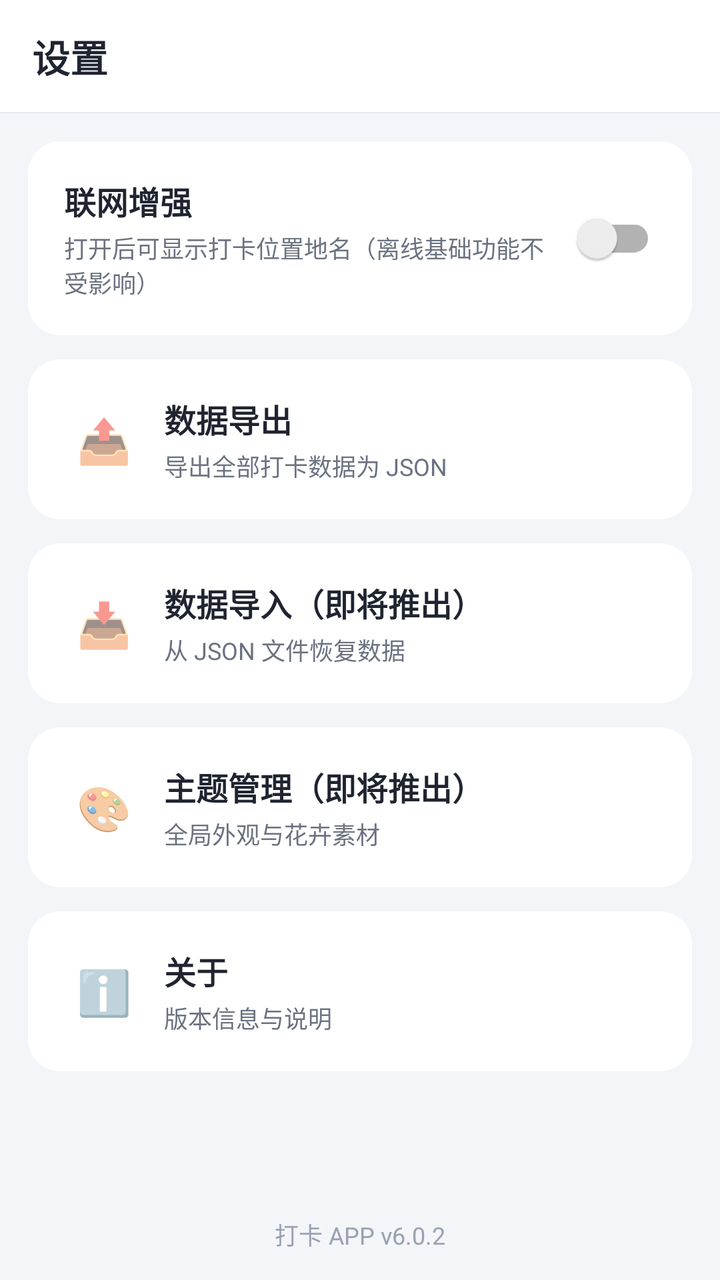
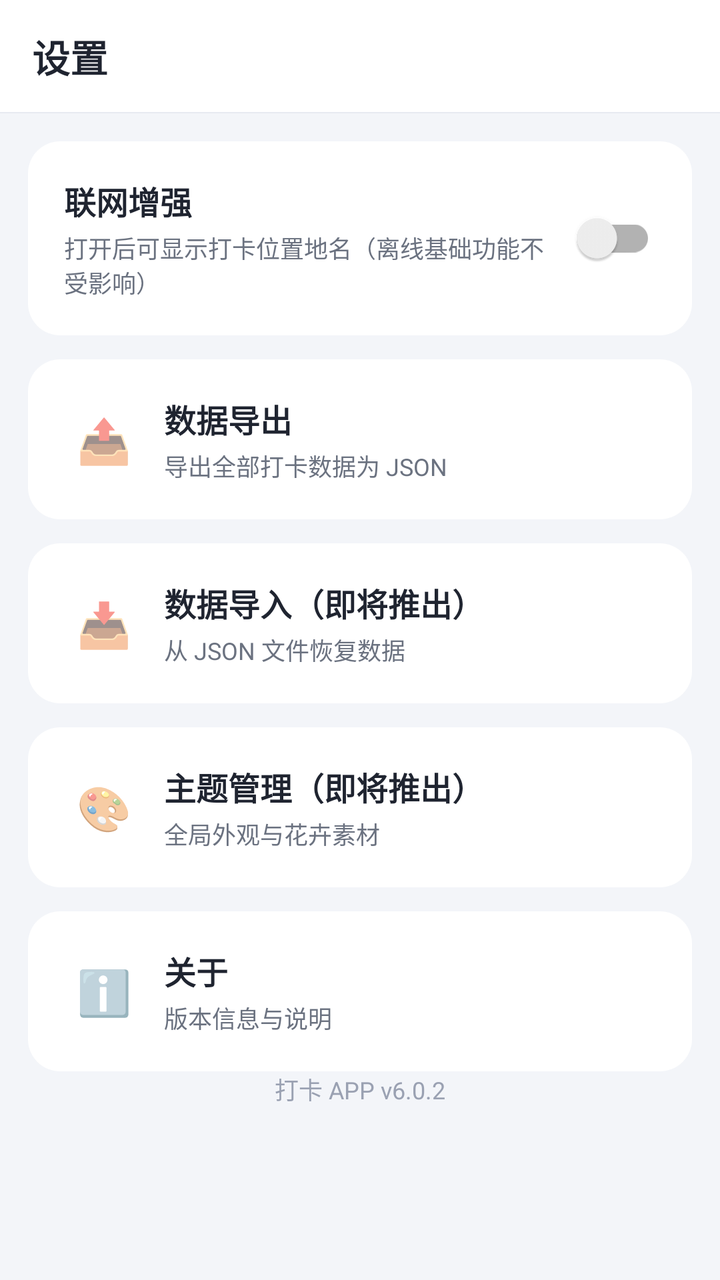

Two renders of the same Android screen: before a commit and after it. Below are the layout's source before the change and the commit's diff.
<!-- AndroidManifest.xml: application theme Theme.Checkin -->
<!-- res/layout/fragment_settings.xml -->
<?xml version="1.0" encoding="utf-8"?>
<LinearLayout xmlns:android="http://schemas.android.com/apk/res/android"
    android:layout_width="match_parent"
    android:layout_height="match_parent"
    android:background="@color/bg_page"
    android:orientation="vertical">

    <LinearLayout
        android:layout_width="match_parent"
        android:layout_height="56dp"
        android:background="@color/white"
        android:gravity="center_vertical"
        android:paddingHorizontal="16dp">
        <TextView
            android:layout_width="wrap_content"
            android:layout_height="wrap_content"
            android:text="设置"
            android:textColor="@color/text_primary"
            android:textSize="19sp"
            android:textStyle="bold" />
    </LinearLayout>
    <View android:layout_width="match_parent" android:layout_height="0.5dp" android:background="@color/divider" />

    <LinearLayout
        android:layout_width="match_parent"
        android:layout_height="0dp"
        android:layout_weight="1"
        android:orientation="vertical"
        android:padding="14dp">

        
        <LinearLayout
            android:layout_width="match_parent"
            android:layout_height="wrap_content"
            android:background="@drawable/bg_card"
            android:orientation="vertical"
            android:padding="18dp">

            <LinearLayout
                android:layout_width="match_parent"
                android:layout_height="wrap_content"
                android:gravity="center_vertical"
                android:orientation="horizontal">
                <LinearLayout
                    android:layout_width="0dp"
                    android:layout_height="wrap_content"
                    android:layout_weight="1"
                    android:orientation="vertical">
                    <TextView
                        android:layout_width="wrap_content"
                        android:layout_height="wrap_content"
                        android:text="联网增强"
                        android:textColor="@color/text_primary"
                        android:textSize="16sp"
                        android:textStyle="bold" />
                    <TextView
                        android:layout_width="wrap_content"
                        android:layout_height="wrap_content"
                        android:layout_marginTop="3dp"
                        android:text="打开后可显示打卡位置地名（离线基础功能不受影响）"
                        android:textColor="@color/text_secondary"
                        android:textSize="12sp" />
                </LinearLayout>
                <androidx.appcompat.widget.SwitchCompat
                    android:id="@+id/sw_net"
                    android:layout_width="wrap_content"
                    android:layout_height="wrap_content" />
            </LinearLayout>

            <LinearLayout
                android:id="@+id/panel_geo"
                android:layout_width="match_parent"
                android:layout_height="wrap_content"
                android:layout_marginTop="14dp"
                android:gravity="center_vertical"
                android:orientation="horizontal"
                android:visibility="gone">
                <LinearLayout
                    android:layout_width="0dp"
                    android:layout_height="wrap_content"
                    android:layout_weight="1"
                    android:orientation="vertical">
                    <TextView
                        android:layout_width="wrap_content"
                        android:layout_height="wrap_content"
                        android:text="定位增强"
                        android:textColor="@color/text_primary"
                        android:textSize="15sp"
                        android:textStyle="bold" />
                    <TextView
                        android:layout_width="wrap_content"
                        android:layout_height="wrap_content"
                        android:layout_marginTop="3dp"
                        android:text="打卡时把经纬度翻译为具体地名（如公司、家）"
                        android:textColor="@color/text_secondary"
                        android:textSize="12sp" />
                </LinearLayout>
                <androidx.appcompat.widget.SwitchCompat
                    android:id="@+id/sw_geo"
                    android:layout_width="wrap_content"
                    android:layout_height="wrap_content" />
            </LinearLayout>

            <LinearLayout
                android:id="@+id/panel_key"
                android:layout_width="match_parent"
                android:layout_height="wrap_content"
                android:layout_marginTop="14dp"
                android:orientation="vertical"
                android:visibility="gone">
                <TextView
                    android:layout_width="wrap_content"
                    android:layout_height="wrap_content"
                    android:text="高德开放平台 API Key"
                    android:textColor="@color/text_primary"
                    android:textSize="14sp"
                    android:textStyle="bold" />
                <EditText
                    android:id="@+id/et_api_key"
                    android:layout_width="match_parent"
                    android:layout_height="wrap_content"
                    android:layout_marginTop="6dp"
                    android:background="@drawable/bg_input"
                    android:hint="请输入你的 Key（仅保存在本机，不会上传）"
                    android:inputType="text"
                    android:maxLines="2"
                    android:padding="14dp"
                    android:textColor="@color/text_primary"
                    android:textColorHint="@color/text_hint"
                    android:textSize="13sp" />
                <TextView
                    android:layout_width="wrap_content"
                    android:layout_height="wrap_content"
                    android:layout_marginTop="6dp"
                    android:text="到 lbs.amap.com 免费申请 Web 服务 Key；应用不内置 Key，别人使用你的 Key 时额度由你承担，请勿公开。"
                    android:textColor="@color/text_secondary"
                    android:textSize="12sp" />
            </LinearLayout>
        </LinearLayout>

        <LinearLayout
            android:id="@+id/item_export"
            android:layout_width="match_parent"
            android:layout_height="wrap_content"
            android:layout_marginTop="12dp"
            android:background="@drawable/bg_card"
            android:clickable="true"
            android:focusable="true"
            android:gravity="center_vertical"
            android:orientation="horizontal"
            android:padding="18dp">
            <TextView android:layout_width="40dp" android:layout_height="40dp" android:gravity="center" android:text="📤" android:textSize="22sp" />
            <LinearLayout android:layout_width="0dp" android:layout_height="wrap_content" android:layout_marginStart="10dp" android:layout_weight="1" android:orientation="vertical">
                <TextView android:layout_width="wrap_content" android:layout_height="wrap_content" android:text="数据导出" android:textColor="@color/text_primary" android:textSize="16sp" android:textStyle="bold"/>
                <TextView android:layout_width="wrap_content" android:layout_height="wrap_content" android:layout_marginTop="3dp" android:text="导出全部打卡数据为 JSON" android:textColor="@color/text_secondary" android:textSize="12sp"/>
            </LinearLayout>
        </LinearLayout>

        <LinearLayout
            android:id="@+id/item_import"
            android:layout_width="match_parent"
            android:layout_height="wrap_content"
            android:layout_marginTop="12dp"
            android:background="@drawable/bg_card"
            android:clickable="true"
            android:focusable="true"
            android:gravity="center_vertical"
            android:orientation="horizontal"
            android:padding="18dp">
            <TextView android:layout_width="40dp" android:layout_height="40dp" android:gravity="center" android:text="📥" android:textSize="22sp" />
            <LinearLayout android:layout_width="0dp" android:layout_height="wrap_content" android:layout_marginStart="10dp" android:layout_weight="1" android:orientation="vertical">
                <TextView android:layout_width="wrap_content" android:layout_height="wrap_content" android:text="数据导入（即将推出）" android:textColor="@color/text_primary" android:textSize="16sp" android:textStyle="bold"/>
                <TextView android:layout_width="wrap_content" android:layout_height="wrap_content" android:layout_marginTop="3dp" android:text="从 JSON 文件恢复数据" android:textColor="@color/text_secondary" android:textSize="12sp"/>
            </LinearLayout>
        </LinearLayout>

        <LinearLayout
            android:id="@+id/item_theme"
            android:layout_width="match_parent"
            android:layout_height="wrap_content"
            android:layout_marginTop="12dp"
            android:background="@drawable/bg_card"
            android:clickable="true"
            android:focusable="true"
            android:gravity="center_vertical"
            android:orientation="horizontal"
            android:padding="18dp">
            <TextView android:layout_width="40dp" android:layout_height="40dp" android:gravity="center" android:text="🎨" android:textSize="22sp" />
            <LinearLayout android:layout_width="0dp" android:layout_height="wrap_content" android:layout_marginStart="10dp" android:layout_weight="1" android:orientation="vertical">
                <TextView android:layout_width="wrap_content" android:layout_height="wrap_content" android:text="主题管理（即将推出）" android:textColor="@color/text_primary" android:textSize="16sp" android:textStyle="bold"/>
                <TextView android:layout_width="wrap_content" android:layout_height="wrap_content" android:layout_marginTop="3dp" android:text="全局外观与花卉素材" android:textColor="@color/text_secondary" android:textSize="12sp"/>
            </LinearLayout>
        </LinearLayout>

        <LinearLayout
            android:id="@+id/item_about"
            android:layout_width="match_parent"
            android:layout_height="wrap_content"
            android:layout_marginTop="12dp"
            android:background="@drawable/bg_card"
            android:clickable="true"
            android:focusable="true"
            android:gravity="center_vertical"
            android:orientation="horizontal"
            android:padding="18dp">
            <TextView android:layout_width="40dp" android:layout_height="40dp" android:gravity="center" android:text="ℹ️" android:textSize="22sp" />
            <LinearLayout android:layout_width="0dp" android:layout_height="wrap_content" android:layout_marginStart="10dp" android:layout_weight="1" android:orientation="vertical">
                <TextView android:layout_width="wrap_content" android:layout_height="wrap_content" android:text="关于" android:textColor="@color/text_primary" android:textSize="16sp" android:textStyle="bold"/>
                <TextView android:layout_width="wrap_content" android:layout_height="wrap_content" android:layout_marginTop="3dp" android:text="版本信息与说明" android:textColor="@color/text_secondary" android:textSize="12sp"/>
            </LinearLayout>
        </LinearLayout>

        <View android:layout_width="match_parent" android:layout_height="0dp" android:layout_weight="1" />

        <TextView
            android:layout_width="match_parent"
            android:layout_height="wrap_content"
            android:gravity="center"
            android:id="@+id/tv_version" android:text="打卡 APP v6.0.2"
            android:textColor="@color/text_hint"
            android:textSize="12sp" />
    </LinearLayout>
</LinearLayout>
<!-- resources referenced by this layout -->
<resources>
  <color name="bg_page">#F3F5F9</color>
  <color name="divider">#E7EAF1</color>
  <color name="text_hint">#9AA1B2</color>
  <color name="text_primary">#1F2430</color>
  <color name="text_secondary">#6B7280</color>
  <color name="white">#FFFFFF</color>
  <!-- drawable bg_card (drawable) -->
  <?xml version="1.0" encoding="utf-8"?>
  <shape xmlns:android="http://schemas.android.com/apk/res/android" android:shape="rectangle">
      <solid android:color="@color/bg_card" />
      <corners android:radius="16dp" />
  </shape>
  <!-- drawable bg_input (drawable) -->
  <?xml version="1.0" encoding="utf-8"?>
  <shape xmlns:android="http://schemas.android.com/apk/res/android" android:shape="rectangle">
      <solid android:color="#F1F3F8" />
      <corners android:radius="12dp" />
  </shape>
  <style name="Theme.Checkin" parent="Theme.MaterialComponents.Light.NoActionBar">
          <item name="colorPrimary">@color/brand</item>
          <item name="colorPrimaryDark">@color/brand_dark</item>
          <item name="colorAccent">@color/brand</item>
          <item name="android:windowBackground">@color/bg_page</item>
          <item name="android:statusBarColor">@color/white</item>
          <item name="android:windowLightStatusBar">true</item>
          <item name="android:textColorPrimary">@color/text_primary</item>
          <item name="android:textColorSecondary">@color/text_secondary</item>
          <item name="bottomNavigationStyle">@style/Widget.Checkin.BottomNav</item>
      </style>
  <color name="bg_card">#FFFFFF</color>
  <color name="brand">#39C5BB</color>
  <color name="brand_dark">#1F9C94</color>
  <style name="Widget.Checkin.BottomNav" parent="Widget.MaterialComponents.BottomNavigationView">
          <item name="itemTextColor">@color/nav_tint</item>
          <item name="itemIconTint">@color/nav_tint</item>
          <item name="backgroundTint">@color/white</item>
          <item name="elevation">10dp</item>
          <item name="labelVisibilityMode">labeled</item>
      </style>
</resources>

<!-- the commit's change to res/layout/fragment_settings.xml (unified diff, before → after) -->
@@ -21,10 +21,15 @@
     </LinearLayout>
     <View android:layout_width="match_parent" android:layout_height="0.5dp" android:background="@color/divider" />
 
-    <LinearLayout
+    <ScrollView
         android:layout_width="match_parent"
         android:layout_height="0dp"
         android:layout_weight="1"
+        android:scrollbars="none">
+
+    <LinearLayout
+        android:layout_width="match_parent"
+        android:layout_height="wrap_content"
         android:orientation="vertical"
         android:padding="14dp">
 
@@ -220,4 +225,5 @@
             android:textColor="@color/text_hint"
             android:textSize="12sp" />
     </LinearLayout>
+    </ScrollView>
 </LinearLayout>
